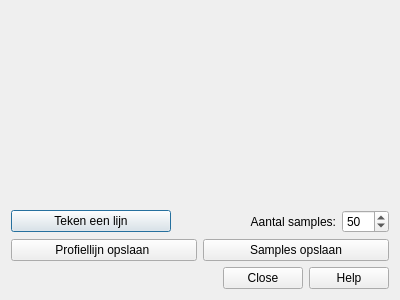
Old version of the form ui_geopunt4QgisElevation.ui in the repository warrieka/geopunt4Qgis.
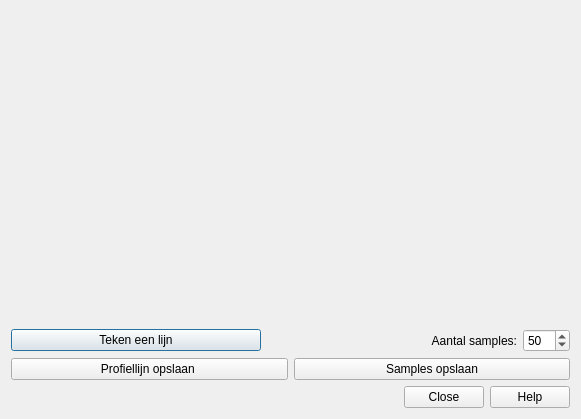
New version of the form. Icons and pictures are not drawn.

```diff
--- a/ui_geopunt4QgisElevation.ui
+++ b/ui_geopunt4QgisElevation.ui
@@ -6,8 +6,8 @@
    <rect>
     <x>0</x>
     <y>0</y>
-    <width>400</width>
-    <height>300</height>
+    <width>581</width>
+    <height>419</height>
    </rect>
   </property>
   <property name="minimumSize">
```
Left out of the diff: 2 changed lines with no effect on the pictures.
